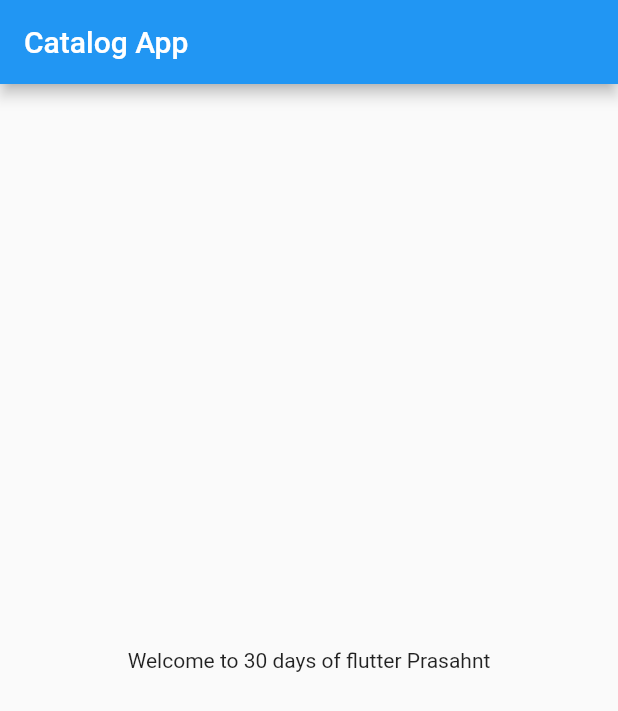
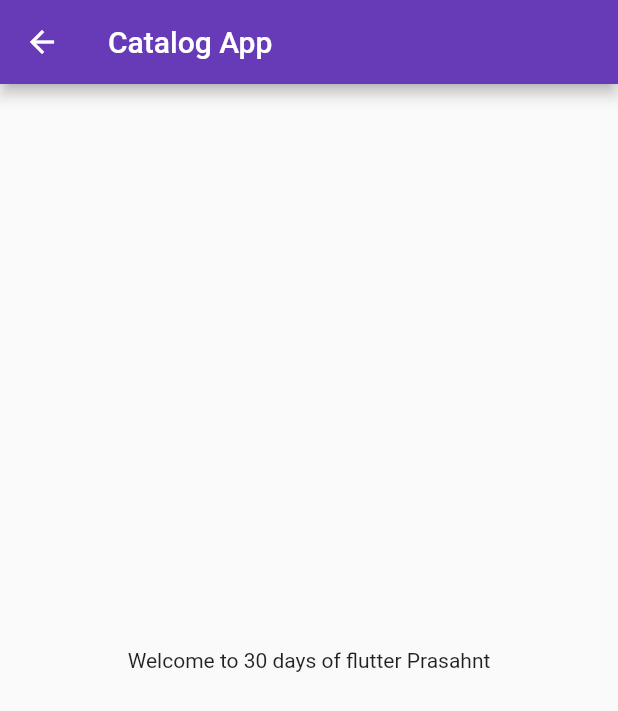
Before and after one commit to prashantmalik1109/prashantmalik1109, a Flutter app: the screen it shows after launch, on a phone screen of 412 x 824 dp. Shown: the top 711 px of the screen. Run offline on Flutter 3.47's test engine with Material 2 defaults, Android fonts, the phone set to English and light mode, and no system bars.

Commit message:
DAY 3 COMPLETED

```diff
--- a/lib/main.dart
+++ b/lib/main.dart
@@ -1,6 +1,6 @@
 import 'package:flutter/material.dart';
-import 'package:flutter_catalog/home_page.dart';
-import 'home_page.dart';
+import 'package:flutter_catalog/pages/login_page.dart';
+import 'pages/home_page.dart';
 
 void main() {
   runApp(MyApp());
@@ -11,7 +11,20 @@ class MyApp extends StatelessWidget {
   @override
   Widget build(BuildContext context) {
     return MaterialApp(
-      home: HomePage(),
+
+      themeMode: ThemeMode.light,
+      theme: ThemeData(
+        primarySwatch: Colors.deepPurple
+      ),
+      darkTheme: ThemeData(
+        brightness: Brightness.dark
+      ),
+      initialRoute: "/home",
+      routes: {
+        "/":(context) => LoginPage(),
+        "/home":(context) => HomePage(),
+        "/login":(context)=> LoginPage(),
+      },
     );
   }
 }
```
Also changed, not shown: lib/pages/login_page.dart (added, +18 -0 lines), lib/pages/home_page.dart (renamed from lib/home_page.dart).
